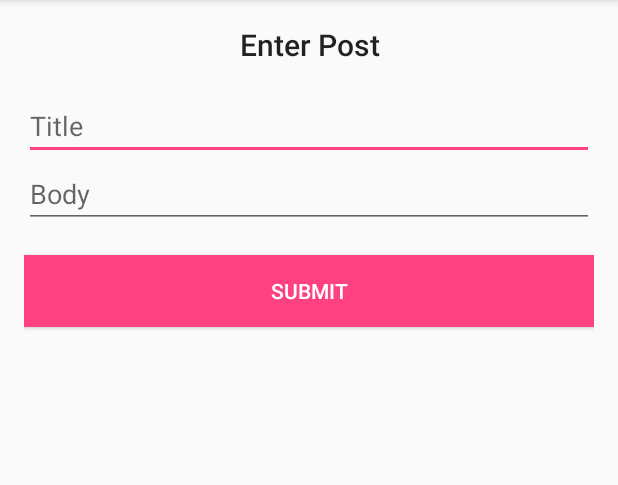
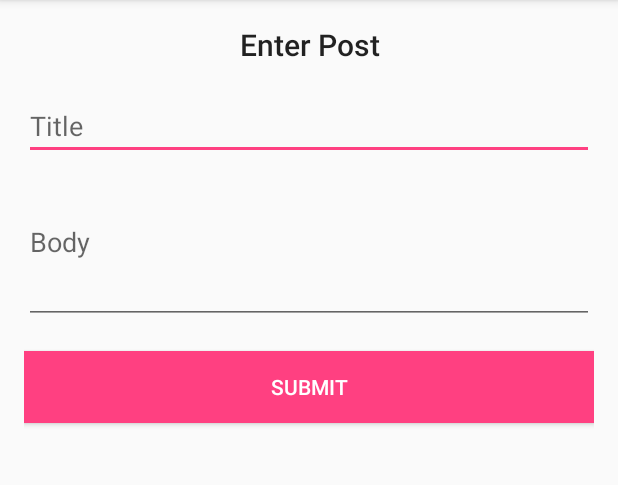
Before and after one commit to chikecodes/tutsplus-retrofit2-part2, an Android app: the screen it shows after launch (MainActivity), on a phone screen of 412 x 824 dp, the part 84-569 px from its top. Run offline under Robolectric (Android 15) with nearby library versions, the phone set to English and light mode, and no system bars.

Commit message:
refactor: body edittext field

```diff
--- a/app/src/main/java/com/chikeandroid/retrofittutorial2/MainActivity.java
+++ b/app/src/main/java/com/chikeandroid/retrofittutorial2/MainActivity.java
@@ -124,7 +124,7 @@ public class MainActivity extends AppCompatActivity {
     public void showResponse(String response) {
         if(mResponseTv.getVisibility() == View.GONE) {
             mResponseTv.setVisibility(View.VISIBLE);
-            mResponseTv.setText(response);
         }
+        mResponseTv.setText(response);
     }
 }
--- a/app/src/main/java/com/chikeandroid/retrofittutorial2/data/model/Post.java
+++ b/app/src/main/java/com/chikeandroid/retrofittutorial2/data/model/Post.java
@@ -103,4 +103,6 @@ public class Post {
                 ", id=" + id +
                 '}';
     }
+
+
 }
--- a/app/src/main/res/layout/activity_main.xml
+++ b/app/src/main/res/layout/activity_main.xml
@@ -27,6 +27,7 @@
 
     <EditText
             android:id="@+id/et_body"
+            android:lines="4"
             android:layout_width="match_parent"
             android:layout_height="wrap_content"
             android:hint="@string/hint_body"/>
```
